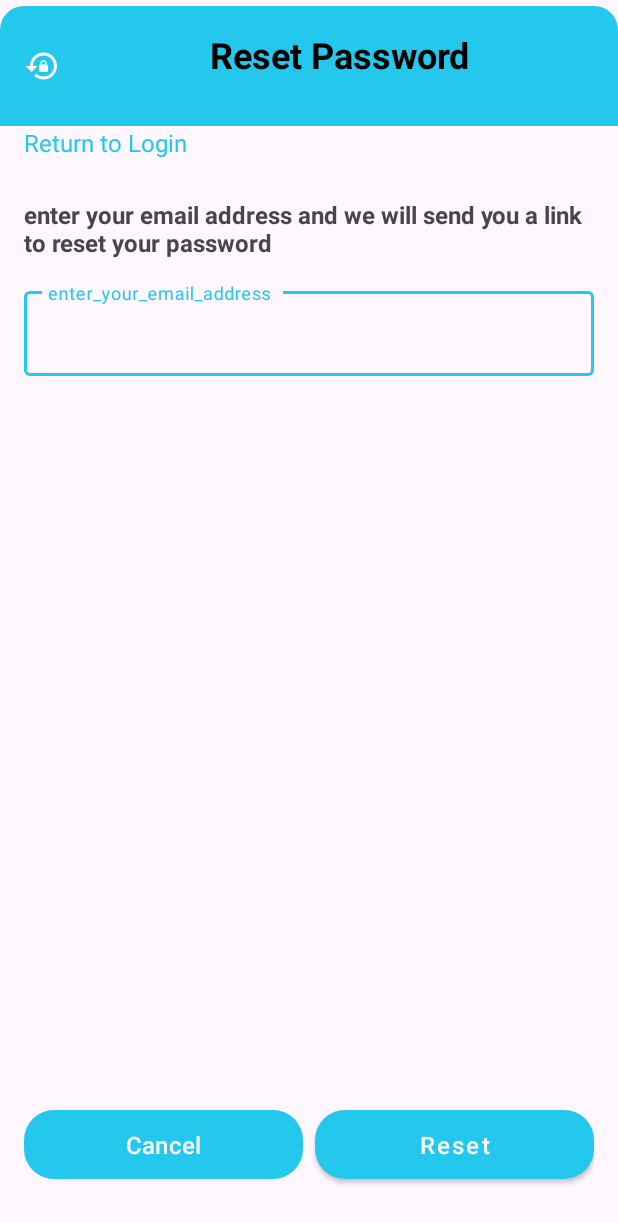
After one commit to TheLostSoul56/Shelf-Life, an Android app: the ResetPassword screen opened directly, with no data from a screen before it, on a phone screen of 412 x 824 dp. The commit adds this screen. Shown: the top 1223 px of the screen. Run offline under Robolectric (Android 15) with nearby library versions, the phone set to English and light mode, and no system bars; our stand-ins replace Firebase (no records; nobody signed in at launch, a user with empty details on screens opened directly).

Commit message:
button added to login screen button is clickable button transfers to forgot password screen button cancel and reset created on forgot password screen firebase is connected to app for email

```diff
--- a/app/build.gradle.kts
+++ b/app/build.gradle.kts
@@ -5,7 +5,7 @@ plugins {
 
 android {
     namespace = "com.example.shelflife"
-    compileSdk = 34
+    compileSdk = 35
 
     defaultConfig {
         applicationId = "com.example.shelflife"
@@ -43,6 +43,7 @@ dependencies {
     implementation(libs.navigation.fragment)
     implementation(libs.navigation.ui)
     implementation(libs.gson)
+    implementation(libs.activity)
     testImplementation(libs.junit)
     implementation(libs.firebase.auth)
     implementation(libs.firebase.firestore)
--- /dev/null
+++ b/app/src/main/java/com/example/shelflife/ResetPassword.java
@@ -0,0 +1,174 @@
+package com.example.shelflife;
+
+import android.app.AlertDialog;
+import android.content.Context;
+import android.net.ConnectivityManager;
+import android.net.NetworkInfo;
+import android.os.Bundle;
+import android.text.TextUtils;
+import android.view.View;
+import android.widget.Button;
+import android.widget.ProgressBar;
+import android.widget.TextView;
+import android.widget.Toast;
+
+import androidx.appcompat.app.AppCompatActivity;
+
+import com.google.android.material.textfield.TextInputEditText;
+import com.google.android.material.textfield.TextInputLayout;
+import com.google.firebase.auth.FirebaseAuth;
+
+public class ResetPassword extends AppCompatActivity {
+    // UI Components
+    private TextInputEditText emailInput;
+    private TextInputLayout emailLayout;
+    private Button resetPasswordButton;
+    private Button cancelButton;
+    private TextView returnToLoginText;
+    private ProgressBar progressBar;
+
+    @Override
+    protected void onCreate(Bundle savedInstanceState) {
+        super.onCreate(savedInstanceState);
+        setContentView(R.layout.activity_reset_password);
+
+        // Initialize UI elements
+        initializeViews();
+
+        // Check if email was passed from login screen
+        String passedEmail = getIntent().getStringExtra("email");
+        if (passedEmail != null && !passedEmail.isEmpty()) {
+            emailInput.setText(passedEmail);
+        }
+
+        // Set up click listeners for all interactive elements
+        setupClickListeners();
+    }
+
+    private void initializeViews() {
+        emailInput = findViewById(R.id.emailInput);
+        emailLayout = findViewById(R.id.emailLayout);
+        resetPasswordButton = findViewById(R.id.Reset_Password);
+        cancelButton = findViewById(R.id.cancel_Button);
+        returnToLoginText = findViewById(R.id.returnToLoginText);
+        progressBar = findViewById(R.id.progressBar);
+    }
+
+    private void setupClickListeners() {
+        // Reset Password button click listener
+        resetPasswordButton.setOnClickListener(new View.OnClickListener() {
+            @Override
+            public void onClick(View v) {
+                handleResetPassword();
+            }
+        });
+
+        // Cancel button click listener
+        cancelButton.setOnClickListener(new View.OnClickListener() {
+            @Override
+            public void onClick(View v) {
+                // Simply finish the activity and go back
+                finish();
+            }
+        });
+
+        // Return to Login text click listener
+        returnToLoginText.setOnClickListener(new View.OnClickListener() {
+            @Override
+            public void onClick(View v) {
+                // Return to login screen
+                finish();
+            }
+        });
+    }
+
+    private void handleResetPassword() {
+        // Get email input
+        String email = emailInput.getText().toString().trim();
+
+        // Validate email
+        if (!validateEmail(email)) {
+            return; // Exit if validation fails
+        }
+
+        // Check network connectivity
+        if (!isNetworkAvailable()) {
+            Toast.makeText(this, "No internet connection available", Toast.LENGTH_SHORT).show();
+            return;
+        }
+
+        // Show loading state
+        setLoadingState(true);
+
+        // Use Firebase to send password reset email
+        FirebaseAuth.getInstance().sendPasswordResetEmail(email)
+                .addOnCompleteListener(task -> {
+                    // Reset loading state
+                    setLoadingState(false);
+
+                    if (task.isSuccessful()) {
+                        // Show success dialog
+                        showSuccessDialog(email);
+                    } else {
+                        // Show error message
+                        Toast.makeText(ResetPassword.this,
+                                "Failed to send reset email: " + task.getException().getMessage(),
+                                Toast.LENGTH_LONG).show();
+                    }
+                });
+    }
+
+    private void showSuccessDialog(String email) {
+        new AlertDialog.Builder(this)
+                .setTitle("Reset Email Sent")
+                .setMessage("A password reset link has been sent to " + email + ". Please check your inbox and follow the instructions.")
+                .setPositiveButton("OK", (dialog, which) -> {
+                    // Return to login screen when user clicks OK
+                    finish();
+                })
+                .setCancelable(false) // Prevent dismissing by tapping outside
+                .show();
+    }
+
+    private boolean validateEmail(String email) {
+        // Check if email is empty
+        if (TextUtils.isEmpty(email)) {
+            emailLayout.setError("Email is required");
+            return false;
+        }
+
+        // Check if email format is valid
+        if (!android.util.Patterns.EMAIL_ADDRESS.matcher(email).matches()) {
+            emailLayout.setError("Please enter a valid email address");
+            return false;
+        }
+
+        // Clear any previous errors
+        emailLayout.setError(null);
+        return true;
+    }
+
+    private void setButtonsEnabled(boolean enabled) {
+        resetPasswordButton.setEnabled(enabled);
+        cancelButton.setEnabled(enabled);
+        returnToLoginText.setEnabled(enabled);
+    }
+
+    private void setLoadingState(boolean isLoading) {
+        if (isLoading) {
+            resetPasswordButton.setText("Sending...");
+            progressBar.setVisibility(View.VISIBLE);
+            setButtonsEnabled(false);
+        } else {
+            resetPasswordButton.setText(R.string.Reset);
+            progressBar.setVisibility(View.GONE);
+            setButtonsEnabled(true);
+        }
+    }
+
+    private boolean isNetworkAvailable() {
+        ConnectivityManager connectivityManager = (ConnectivityManager) getSystemService(Context.CONNECTIVITY_SERVICE);
+        NetworkInfo activeNetworkInfo = connectivityManager.getActiveNetworkInfo();
+        return activeNetworkInfo != null && activeNetworkInfo.isConnected();
+    }
+}
--- /dev/null
+++ b/app/src/main/res/drawable/baseline_lock_reset_24.xml
@@ -0,0 +1,5 @@
+<vector xmlns:android="http://schemas.android.com/apk/res/android" android:height="24dp" android:tint="#FFFFFF" android:viewportHeight="24" android:viewportWidth="24" android:width="24dp">
+
+    <path android:fillColor="@android:color/white" android:pathData="M13,3c-4.97,0 -9,4.03 -9,9H1l4,4l4,-4H6c0,-3.86 3.14,-7 7,-7s7,3.14 7,7s-3.14,7 -7,7c-1.9,0 -3.62,-0.76 -4.88,-1.99L6.7,18.42C8.32,20.01 10.55,21 13,21c4.97,0 9,-4.03 9,-9S17.97,3 13,3zM15,11v-1c0,-1.1 -0.9,-2 -2,-2s-2,0.9 -2,2v1c-0.55,0 -1,0.45 -1,1v3c0,0.55 0.45,1 1,1h4c0.55,0 1,-0.45 1,-1v-3C16,11.45 15.55,11 15,11zM14,11h-2v-1c0,-0.55 0.45,-1 1,-1s1,0.45 1,1V11z"/>
+
+</vector>
--- /dev/null
+++ b/app/src/main/res/drawable/round_shape.xml
@@ -0,0 +1,5 @@
+<?xml version="1.0" encoding="utf-8"?>
+<shape xmlns:android="http://schemas.android.com/apk/res/android">
+    <solid android:color="@color/lightBlue" />
+    <corners android:radius="16dp" />
+</shape>
--- /dev/null
+++ b/app/src/main/res/drawable/rounded_blue_square.xml
@@ -0,0 +1,8 @@
+<?xml version="1.0" encoding="utf-8"?>
+<shape xmlns:android="http://schemas.android.com/apk/res/android">
+    <solid android:color="@color/lightBlue" />
+
+    <corners android:radius="16dp"
+        android:bottomLeftRadius="0dp"
+        android:bottomRightRadius="0dp" />
+</shape>
--- /dev/null
+++ b/app/src/main/res/layout/activity_reset_password.xml
@@ -0,0 +1,166 @@
+<?xml version="1.0" encoding="utf-8"?>
+<androidx.constraintlayout.widget.ConstraintLayout xmlns:android="http://schemas.android.com/apk/res/android"
+    xmlns:app="http://schemas.android.com/apk/res-auto"
+    xmlns:tools="http://schemas.android.com/tools"
+    android:id="@+id/main"
+    android:layout_width="match_parent"
+    android:layout_height="match_parent"
+    tools:context=".ResetPassword">
+
+    <!-- My Header Section -->
+    <TextView
+        android:id="@+id/ResetPasswordTitle"
+        android:layout_width="0dp"
+        android:layout_height="wrap_content"
+        android:layout_marginTop="4dp"
+        android:background="@drawable/rounded_blue_square"
+        android:drawablePadding="16dp"
+        android:minHeight="80dp"
+        android:padding="16dp"
+        android:text="@string/ResetPassword"
+        android:textAlignment="center"
+        android:textColor="@color/black"
+        android:textSize="24sp"
+        android:textStyle="bold"
+        app:drawableStartCompat="@drawable/baseline_lock_reset_24"
+        app:layout_constraintEnd_toEndOf="parent"
+        app:layout_constraintHorizontal_bias="1.0"
+        app:layout_constraintStart_toStartOf="parent"
+        app:layout_constraintTop_toTopOf="parent" />
+
+    <!-- Content Section -->
+    <androidx.cardview.widget.CardView
+        android:id="@+id/resetCard"
+        android:layout_width="0dp"
+        android:layout_height="wrap_content"
+        android:layout_marginStart="16dp"
+        android:layout_marginTop="32dp"
+        android:layout_marginEnd="16dp"
+        app:cardCornerRadius="12dp"
+        app:cardElevation="4dp"
+        app:layout_constraintEnd_toEndOf="parent"
+        app:layout_constraintStart_toStartOf="parent"
+        app:layout_constraintTop_toBottomOf="@+id/ResetPasswordTitle">
+
+    </androidx.cardview.widget.CardView>
+
+    <!-- Button Section -->
+    <LinearLayout
+        android:id="@+id/button_container"
+        android:layout_width="0dp"
+        android:layout_height="wrap_content"
+        android:layout_marginStart="16dp"
+        android:layout_marginEnd="16dp"
+        android:layout_marginBottom="32dp"
+        android:orientation="horizontal"
+        app:layout_constraintBottom_toBottomOf="parent"
+        app:layout_constraintEnd_toEndOf="parent"
+        app:layout_constraintStart_toStartOf="parent">
+
+        <Button
+            android:id="@+id/cancel_Button"
+            android:layout_width="0dp"
+            android:layout_height="wrap_content"
+            android:layout_marginEnd="8dp"
+            android:layout_weight="1"
+            android:clickable="true"
+            android:focusable="true"
+            android:paddingVertical="12dp"
+            android:text="@string/cancel"
+            android:textAllCaps="false"
+            android:textSize="16sp"
+            app:cornerRadius="20dp"
+            app:strokeColor="@color/lightBlue" />
+
+        <Button
+            android:id="@+id/Reset_Password"
+            style="@style/Widget.MaterialComponents.Button"
+            android:layout_width="0dp"
+            android:layout_height="wrap_content"
+            android:layout_weight="1"
+            android:paddingVertical="12dp"
+            android:text="@string/Reset"
+            android:clickable="true"
+            android:focusable="true"
+            android:textAllCaps="false"
+            android:textSize="16sp"
+            android:textColor="#FFFFFF"
+            app:cornerRadius="20dp" />
+
+
+    </LinearLayout>
+
+    <!-- Progress indicator -->
+    <ProgressBar
+        android:id="@+id/progressBar"
+        style="?android:attr/progressBarStyle"
+        android:layout_width="wrap_content"
+        android:layout_height="wrap_content"
+        android:visibility="gone"
+        app:layout_constraintBottom_toBottomOf="parent"
+        app:layout_constraintEnd_toEndOf="parent"
+        app:layout_constraintStart_toStartOf="parent"
+        app:layout_constraintTop_toTopOf="parent" />
+
+    <!-- Fragment container if needed -->
+    <FrameLayout
+        android:id="@+id/fragment_container"
+        android:layout_width="0dp"
+        android:layout_height="0dp"
+        app:layout_constraintBottom_toTopOf="@id/button_container"
+        app:layout_constraintEnd_toEndOf="parent"
+        app:layout_constraintStart_toStartOf="parent"
+        app:layout_constraintTop_toBottomOf="@id/resetCard" >
+
+        <LinearLayout
+            android:layout_width="match_parent"
+            android:layout_height="165dp"
+            android:orientation="vertical"
+            android:padding="16dp">
+
+            <TextView
+                android:id="@+id/email"
+                android:layout_width="match_parent"
+                android:layout_height="wrap_content"
+                android:layout_marginBottom="16dp"
+                android:text="@string/emailText"
+                android:textSize="16sp"
+                android:textStyle="bold" />
+
+
+            <com.google.android.material.textfield.TextInputLayout
+                android:id="@+id/emailLayout"
+                style="@style/Widget.MaterialComponents.TextInputLayout.OutlinedBox"
+                android:layout_width="match_parent"
+                android:layout_height="wrap_content"
+                android:hint="@string/enter_your_email_address"
+                app:drawableStartCompat="@drawable/baseline_email_24">
+
+                <com.google.android.material.textfield.TextInputEditText
+                    android:id="@+id/emailInput"
+                    android:layout_width="match_parent"
+                    android:layout_height="wrap_content"
+                    android:autofillHints="emailAddress"
+                    android:inputType="textEmailAddress"
+                    android:textColor="@color/black"
+                    android:textSize="16sp" />
+            </com.google.android.material.textfield.TextInputLayout>
+        </LinearLayout>
+
+    </FrameLayout>
+
+    <TextView
+        android:id="@+id/returnToLoginText"
+        android:layout_width="215dp"
+        android:layout_height="48dp"
+        android:layout_marginStart="16dp"
+        android:layout_marginTop="80dp"
+        android:clickable="true"
+        android:focusable="true"
+        android:text="@string/return_to_login"
+        android:textColor="@color/lightBlue"
+        android:textSize="16sp"
+        app:layout_constraintStart_toStartOf="parent"
+        app:layout_constraintTop_toTopOf="@+id/ResetPasswordTitle" />
+
+</androidx.constraintlayout.widget.ConstraintLayout>
--- a/app/src/main/res/values/strings.xml
+++ b/app/src/main/res/values/strings.xml
@@ -62,4 +62,15 @@
     <string name="last_name">last_name</string>
     <!-- TODO: Remove or change this placeholder text -->
     <string name="hello_blank_fragment">Hello blank fragment</string>
+    <string name="Cancel">cancel</string>
+    <string name="enter_your_email_address">enter_your_email_address\n</string>
+    <string name="enter_your_email_address_and_we_ll_send_you_a_link_to_reset_your_password">enter_your_email_address_and_we_ll_send_you_a_link_to_reset_your_password</string>
+    <string name="Reset_Password">Rest_Password</string>
+    <string name="emailText">enter your email address and we will send you a link to reset your password</string>
+    <string name="Reset">Reset</string>
+    <string name="cancel">Cancel</string>
+    <string name="Forgot_Password">Forgot Password?</string>
+    <string name="forgot_password">Forgot Password?</string>
+    <string name="return_to_login">Return to Login</string>
+    <string name="ResetPassword">Reset Password</string>
 </resources>
```
Also changed, not shown: app/src/main/AndroidManifest.xml (+11 -20 lines), app/src/main/java/com/example/shelflife/Login.java (+8 -0 lines), app/src/main/res/layout/activity_login.xml (+17 -1 lines).
